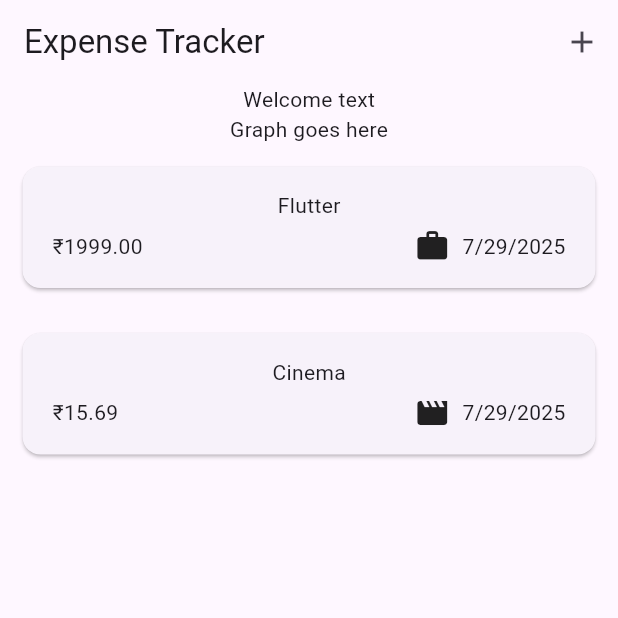
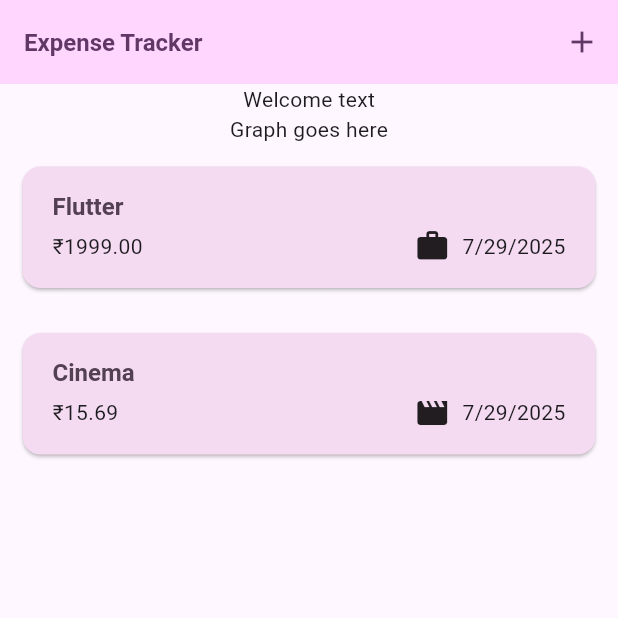
Before and after one commit to Abhilash037415/flutter_expense_tracker, a Flutter app: the screen it shows after launch, on a phone screen of 412 x 824 dp, the top half of it. Run offline on Flutter 3.47's test engine with Material 3 defaults, Android fonts, the phone set to English and light mode, and no system bars.

Commit message:
themed the app

```diff
--- a/lib/widgets/expenses_list/expense_item.dart
+++ b/lib/widgets/expenses_list/expense_item.dart
@@ -12,8 +12,9 @@ class ExpenseItem extends StatelessWidget {
       child: Padding(
         padding: const EdgeInsets.symmetric(horizontal: 20, vertical: 16),
         child: Column(
+          crossAxisAlignment: CrossAxisAlignment.start,
           children: [
-            Text(expense.title),
+            Text(expense.title,style: Theme.of(context).textTheme.titleLarge,),
             const SizedBox(height: 5),
             Row(
               children: [
--- a/lib/widgets/expenses_list/expenses.dart
+++ b/lib/widgets/expenses_list/expenses.dart
@@ -19,6 +19,10 @@ class ExpensesList extends StatelessWidget {
       itemCount: expenses.length,
       itemBuilder: (context, index) => Dismissible(
         key: ValueKey(expenses[index]),
+        background: Container(
+          color: Theme.of(context).colorScheme.error.withOpacity(0.80),
+          margin: EdgeInsets.symmetric(horizontal: 16),
+        ),
         onDismissed: (direction) => onRemoveExpense(expenses[index]),
         child: ExpenseItem(expenses[index]),
       ),
```
Also changed, not shown: lib/main.dart (+25 -1 lines), 1 other file.
